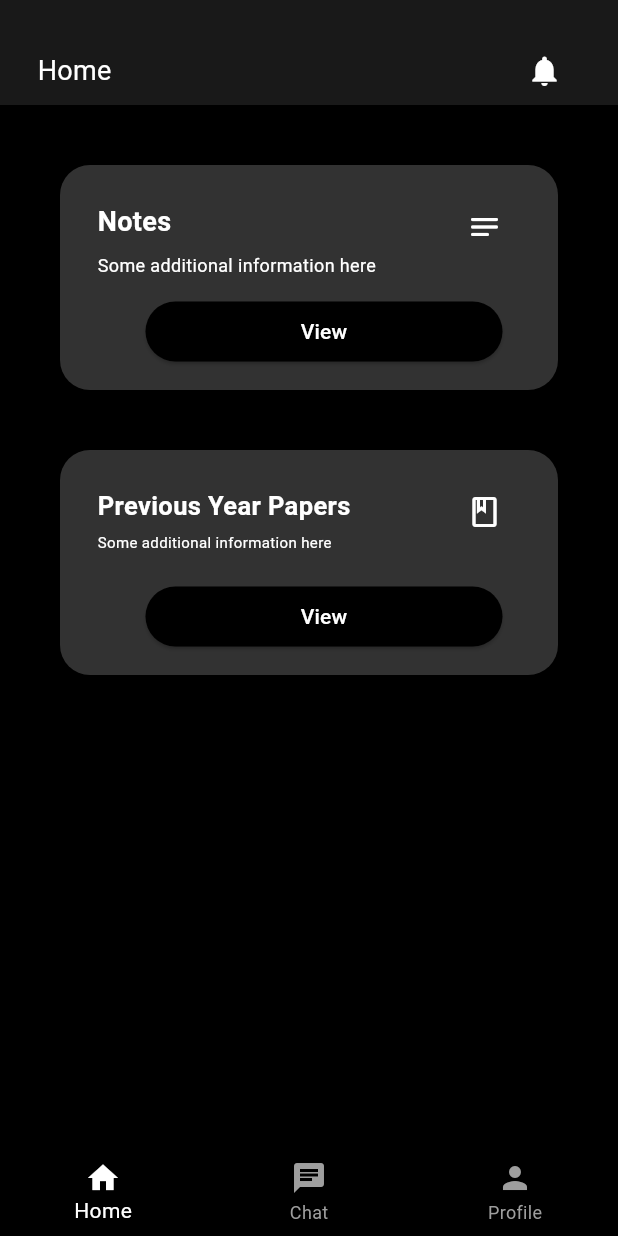
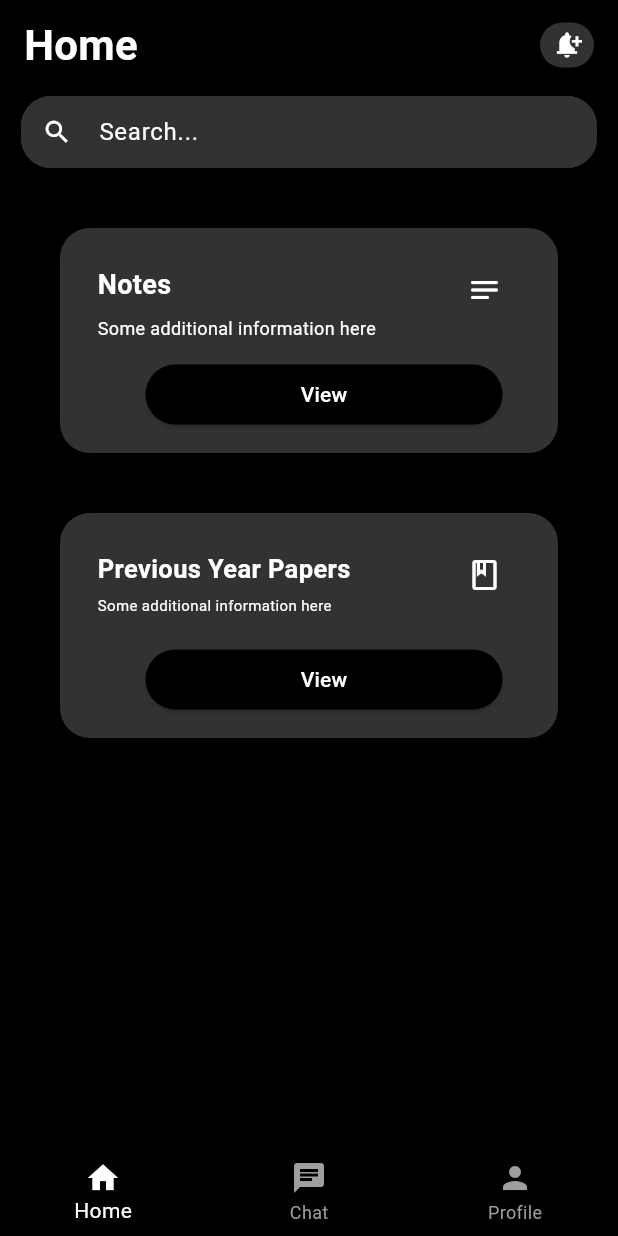
Before and after one commit to SajalSatsangi/Seekho_Buddy2, a Flutter app: the Home screen opened directly, on a phone screen of 412 x 824 dp. Run offline on Flutter 3.47's test engine with Material 3 defaults, Android fonts, the light colour scheme and no system bars; our stand-ins replace animated_splash_screen, firebase_core, page_transition; accounts and stored records are empty; network calls fail.

```diff
--- a/lib/Chat/chatPage.dart
+++ b/lib/Chat/chatPage.dart
@@ -80,7 +80,7 @@ class _ChatPageState extends State<ChatPage> {
                     mainAxisAlignment: MainAxisAlignment.spaceBetween,
                     children: <Widget>[
                       Text(
-                        "Seekho Buddy",
+                        "Chats",
                         style: TextStyle(
                           fontSize: 28,
                           fontWeight: FontWeight.bold,
--- a/lib/home.dart
+++ b/lib/home.dart
@@ -27,36 +27,63 @@ class _HomeState extends State<Home> {
     switch (_selectedIndex) {
       case 0:
         return Column(
-          crossAxisAlignment: CrossAxisAlignment.stretch,
-          children: [
-            Container(
-              color: Color.fromRGBO(25, 25, 25, 1), // Top bar color
-              height: 70, // Increased height for the top bar
-              padding: EdgeInsets.only(
-                left: 25.0,
-                top: 25.0,
-                right: 25.0,
-              ), // Adjusted padding
+          crossAxisAlignment: CrossAxisAlignment.start,
+          children: <Widget>[
+            SafeArea(
+              child: Padding(
+                padding: EdgeInsets.only(left: 16, right: 16, top: 10),
                 child: Row(
                   mainAxisAlignment: MainAxisAlignment.spaceBetween,
-                children: [
+                  children: <Widget>[
                     Text(
-                    'Home',
+                      "Home",
                       style: TextStyle(
-                      color: Colors.white,
-                      fontSize: 18.0,
+                        fontSize: 28,
+                        fontWeight: FontWeight.bold,
+                        color: Colors.white, // Text color
                       ),
                     ),
-                  IconButton(
-                    icon: Icon(
-                      Icons.notifications,
+                    Container(
+                      padding:
+                          EdgeInsets.only(left: 8, right: 8, top: 2, bottom: 2),
+                      height: 30,
+                      decoration: BoxDecoration(
+                        borderRadius: BorderRadius.circular(30),
+                        color: Color(0xFF323232),
+                      ),
+                      child: Row(
+                        children: <Widget>[
+                          Icon(
+                            Icons.notification_add,
                             color: Colors.white,
-                    ),
-                    onPressed: () {
-                      // Add your notification icon onPressed functionality here
-                    },
+                            size: 20,
                           ),
                         ],
+                      ),
+                    )
+                  ],
+                ),
+              ),
+            ),
+            Padding(
+              padding: EdgeInsets.only(top: 14, left: 14, right: 14),
+              child: TextField(
+                decoration: InputDecoration(
+                  hintText: "Search...",
+                  hintStyle: TextStyle(color: Colors.white),
+                  prefixIcon: Icon(
+                    Icons.search,
+                    color: Colors.white,
+                    size: 20,
+                  ),
+                  filled: true,
+                  fillColor: Color(0xFF323232),
+                  contentPadding: EdgeInsets.all(8),
+                  enabledBorder: OutlineInputBorder(
+                    borderRadius: BorderRadius.circular(20),
+                    borderSide: BorderSide(color: Color(0xFF323232)),
+                  ),
+                ),
               ),
             ),
             Expanded(
@@ -73,15 +100,13 @@ class _HomeState extends State<Home> {
                         width: 350,
                         height: 150,
                         decoration: BoxDecoration(
-                          color: Color.fromRGBO(50, 50, 50, 1), // Box 1 color
-                          borderRadius:
-                              BorderRadius.circular(20), // Rounded corners
+                          color: Color.fromRGBO(50, 50, 50, 1),
+                          borderRadius: BorderRadius.circular(20),
                         ),
                         child: Stack(
                           children: [
                             Padding(
-                              padding: const EdgeInsets.all(
-                                  25.0), // Padding around the text
+                              padding: const EdgeInsets.all(25.0),
                               child: Column(
                                 crossAxisAlignment: CrossAxisAlignment.start,
                                 children: [
@@ -90,8 +115,7 @@ class _HomeState extends State<Home> {
                                     style: TextStyle(
                                       color: Colors.white,
                                       fontSize: 18.0,
-                                      fontWeight:
-                                          FontWeight.bold, // Make text bold
+                                      fontWeight: FontWeight.bold,
                                     ),
                                   ),
                                   SizedBox(height: 7),
@@ -106,8 +130,8 @@ class _HomeState extends State<Home> {
                               ),
                             ),
                             Positioned(
-                              bottom: 15, // Adjust button position from bottom
-                              right: 37, // Adjust button position from right
+                              bottom: 15,
+                              right: 37,
                               child: ElevatedButton(
                                 onPressed: () {
                                   // Add functionality for the button in Box 1
@@ -115,17 +139,16 @@ class _HomeState extends State<Home> {
                                 style: ButtonStyle(
                                   backgroundColor:
                                       MaterialStateProperty.all<Color>(
-                                    Colors.black, // Set button background color
+                                    Colors.black,
                                   ),
                                 ),
                                 child: SizedBox(
-                                  width: 190, // Set button width
+                                  width: 190,
                                   child: Text(
                                     'View',
                                     textAlign: TextAlign.center,
                                     style: TextStyle(
-                                      color:
-                                          Colors.white, // Set button text color
+                                      color: Colors.white,
                                     ),
                                   ),
                                 ),
@@ -147,7 +170,7 @@ class _HomeState extends State<Home> {
                         ),
                       ),
                     ),
-                    SizedBox(height: 40), // Adding space between boxes
+                    SizedBox(height: 40),
                     GestureDetector(
                       onTap: () {
                         // Add functionality for the button in Box 2
@@ -156,15 +179,13 @@ class _HomeState extends State<Home> {
                         width: 350,
                         height: 150,
                         decoration: BoxDecoration(
-                          color: Color.fromRGBO(50, 50, 50, 1), // Box 2 color
-                          borderRadius:
-                              BorderRadius.circular(20), // Rounded corners
+                          color: Color.fromRGBO(50, 50, 50, 1),
+                          borderRadius: BorderRadius.circular(20),
                         ),
                         child: Stack(
                           children: [
                             Padding(
-                              padding: const EdgeInsets.all(
-                                  25.0), // Padding around the text
+                              padding: const EdgeInsets.all(25.0),
                               child: Column(
                                 crossAxisAlignment: CrossAxisAlignment.start,
                                 children: [
@@ -173,8 +194,7 @@ class _HomeState extends State<Home> {
                                     style: TextStyle(
                                       color: Colors.white,
                                       fontSize: 17.0,
-                                      fontWeight:
-                                          FontWeight.bold, // Make text bold
+                                      fontWeight: FontWeight.bold,
                                     ),
                                   ),
                                   SizedBox(height: 5),
@@ -189,8 +209,8 @@ class _HomeState extends State<Home> {
                               ),
                             ),
                             Positioned(
-                              bottom: 15, // Adjust button position from bottom
-                              right: 37, // Adjust button position from right
+                              bottom: 15,
+                              right: 37,
                               child: ElevatedButton(
                                 onPressed: () {
                                   // Add functionality for the button in Box 2
@@ -198,17 +218,16 @@ class _HomeState extends State<Home> {
                                 style: ButtonStyle(
                                   backgroundColor:
                                       MaterialStateProperty.all<Color>(
-                                    Colors.black, // Set button background color
+                                    Colors.black,
                                   ),
                                 ),
                                 child: SizedBox(
-                                  width: 190, // Set button width
+                                  width: 190,
                                   child: Text(
                                     'View',
                                     textAlign: TextAlign.center,
                                     style: TextStyle(
-                                      color:
-                                          Colors.white, // Set button text color
+                                      color: Colors.white,
                                     ),
                                   ),
                                 ),
```
Lines whose indentation alone changed are shown as unchanged.
